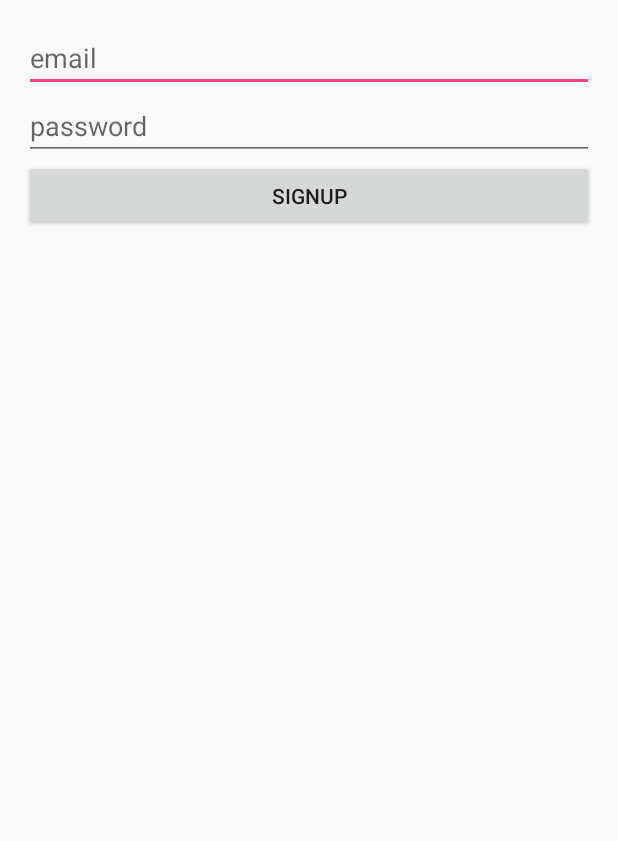
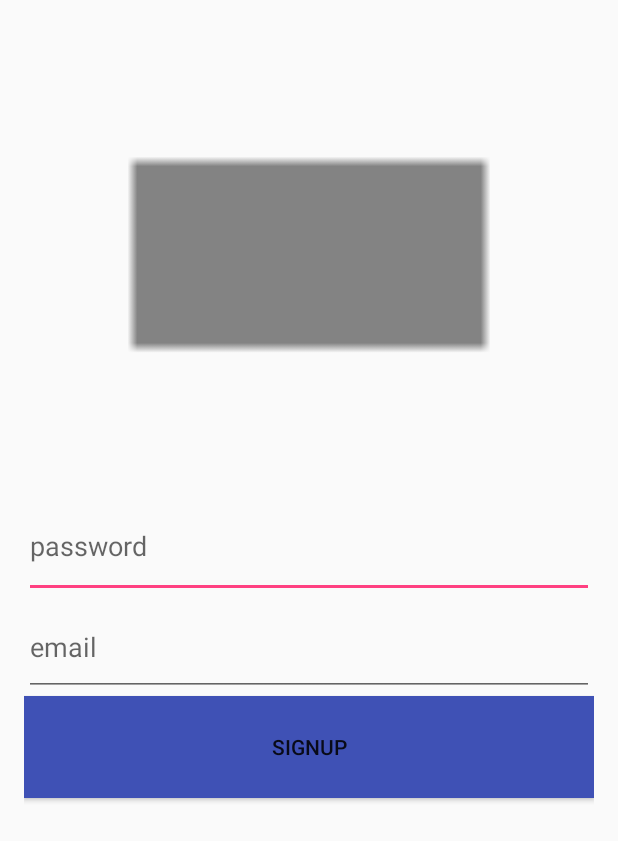
Before and after one commit to HimashiNethinikaRodrigo/OrderAllo, an Android app: the layout activity_signup.xml on its own in the app's theme, with its tools: preview values and no code run, on a phone screen of 412 x 824 dp. Shown: the top 841 px of the screen. Run offline under Robolectric (Android 15) with nearby library versions, the phone set to English and light mode, and no system bars.

Commit message:
sign in & sign up

```diff
--- a/app/src/main/AndroidManifest.xml
+++ b/app/src/main/AndroidManifest.xml
@@ -14,14 +14,14 @@
 
         <service android:name=".service.MyService" />
 
-        <activity android:name=".Signup_">
+        <activity android:name=".view.Signup_">
             <intent-filter>
                 <action android:name="android.intent.action.MAIN" />
 
                 <category android:name="android.intent.category.LAUNCHER" />
             </intent-filter>
         </activity>
-        <activity android:name=".view.Signin"></activity>
+        <activity android:name=".view.Signin_"></activity>
     </application>
 
 </manifest>
--- a/app/src/main/res/layout/activity_signup.xml
+++ b/app/src/main/res/layout/activity_signup.xml
@@ -12,31 +12,36 @@
     tools:context="com.uom.project.orderallo.view.Signup"
     android:weightSum="1">
 
-    <LinearLayout
+    <ImageView
+        android:layout_width="match_parent"
+        android:layout_height="314dp"
+        android:src="@drawable/ic_action_signup" />
 
-        android:orientation="vertical"
-        android:layout_height="wrap_content"
-        android:layout_width="match_parent"
-        android:layout_weight="0.06">
 
-        <EditText
-            android:id="@+id/edtEmail"
-            android:layout_width="match_parent"
-            android:layout_height="wrap_content"
-            android:hint="email" />
 
 
     <EditText
         android:id="@+id/edtPassword"
         android:layout_width="match_parent"
         android:layout_height="wrap_content"
-            android:hint="password" />
+        android:hint="password"
+        android:inputType="textPassword"
+        android:layout_weight="0.07" />
+
+    <EditText
+        android:id="@+id/edtEmail"
+        android:layout_width="match_parent"
+        android:layout_height="wrap_content"
+        android:hint="email"
+        android:inputType="textEmailAddress"
+        android:layout_weight="0.06" />
 
     <Button
         android:id="@+id/btnSignup"
         android:layout_width="match_parent"
         android:layout_height="wrap_content"
-            android:text="Signup" />
-    </LinearLayout>
+        android:text="Signup"
+        android:layout_weight="0.06"
+        android:background="@color/colorPrimary"/>
 
 </LinearLayout>
```
Also changed, not shown: app/src/main/java/com/uom/project/orderallo/view/Signin.java (+16 -0 lines), app/src/main/java/com/uom/project/orderallo/view/Signup.java (+12 -2 lines), app/src/main/res/layout/activity_signin.xml (+36 -2 lines), app/src/main/res/drawable-hdpi/ic_action_signup.png (added), app/src/main/res/drawable-mdpi/ic_action_signup.png (added), app/src/main/res/drawable-xhdpi/ic_action_signup.png (added), app/src/main/res/drawable-xxhdpi/ic_action_signup.png (added). Lines whose indentation alone changed are shown as unchanged.
